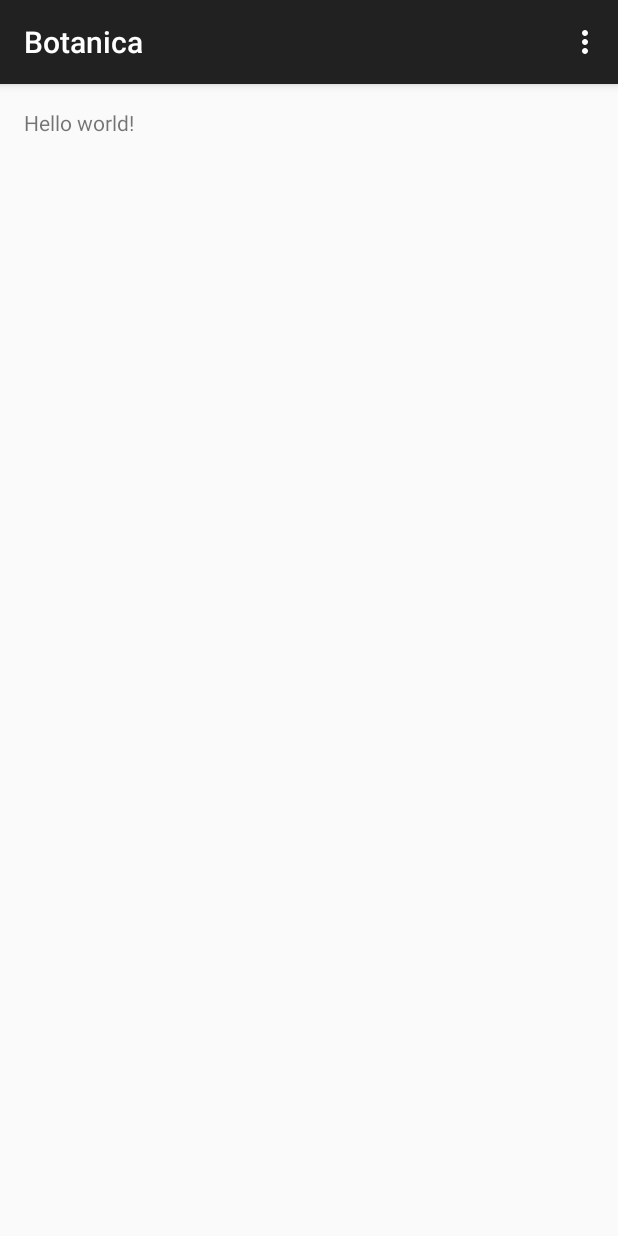
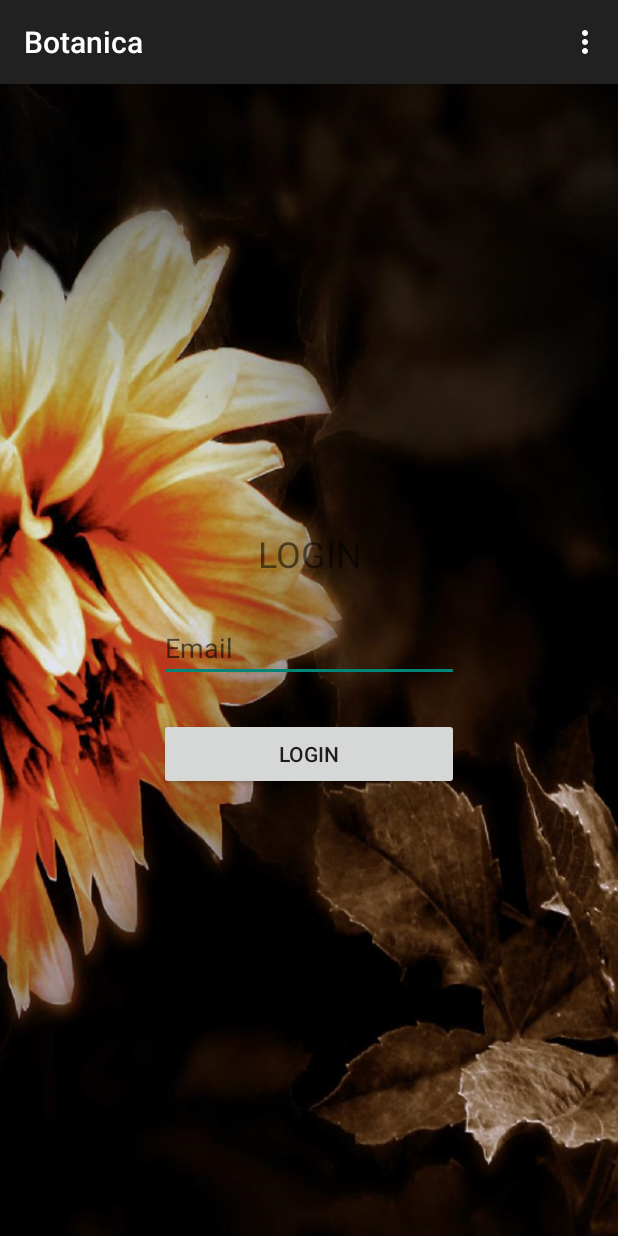
Before and after one commit to shikoko/Botanica, an Android app: the screen it shows after launch (LoginActivity), on a phone screen of 412 x 824 dp. Run offline under Robolectric (Android 15) with nearby library versions, the phone set to English and light mode, and no system bars; our stand-ins replace CircleImageView.

Commit message:
minor changes

```diff
--- a/app/src/main/AndroidManifest.xml
+++ b/app/src/main/AndroidManifest.xml
@@ -9,7 +9,7 @@
         android:name=".application.BotanicaApplication"
         android:theme="@style/AppTheme">
         <activity
-            android:name=".activities.LoginActivity"
+            android:name=".ui.activities.LoginActivity"
             android:screenOrientation="portrait"
             android:label="@string/app_name">
             <intent-filter>
@@ -19,10 +19,10 @@
             </intent-filter>
         </activity>
         <activity
-            android:name=".activities.PlantActivity"
+            android:name=".ui.activities.PlantActivity"
             android:screenOrientation="portrait" />
         <activity
-            android:name=".activities.MainActivity"
+            android:name=".ui.activities.MainActivity"
             android:screenOrientation="portrait" />
     </application>
 
--- a/app/src/main/java/com/softvision/botanica/activities/LoginActivity.java
+++ b/app/src/main/java/com/softvision/botanica/ui/activities/LoginActivity.java
@@ -1,21 +1,45 @@
-package com.softvision.botanica.activities;
+package com.softvision.botanica.ui.activities;
 
+import android.content.Intent;
 import android.support.v7.app.ActionBarActivity;
 import android.os.Bundle;
 import android.view.Menu;
 import android.view.MenuItem;
+import android.widget.Button;
+import android.widget.EditText;
 
 import com.softvision.botanica.R;
+import com.softvision.botanica.utils.injection.AttachClick;
+import com.softvision.botanica.utils.injection.InjectLayout;
+import com.softvision.botanica.utils.injection.InjectView;
+import com.softvision.botanica.utils.injection.Injector;
 
+@InjectLayout(R.layout.activity_login)
+public class LoginActivity extends ActionBarActivity {
 
-public class LoginActivity extends ActionBarActivity {
+    @InjectView(R.id.email)
+    private EditText emailEditView;
+
+    @InjectView(R.id.login_button)
+    private Button loginButton;
 
     @Override
     protected void onCreate(Bundle savedInstanceState) {
         super.onCreate(savedInstanceState);
-        setContentView(R.layout.activity_login);
+        Injector.setupActivity(this);
     }
 
+    // used by injection mechanims
+    @SuppressWarnings("UnusedDeclaration")
+    @AttachClick(R.id.login_button)
+    public void handleOnClick() {
+//        if (StringUtils.hasContent(emailEditView.getText().toString())) {
+            Intent intent = new Intent(this, MainActivity.class);
+            startActivity(intent);
+//        } else {
+//            Toast.makeText(this, "Enter an email first", Toast.LENGTH_SHORT).show();
+//        }
+    }
 
     @Override
     public boolean onCreateOptionsMenu(Menu menu) {
--- a/app/src/main/java/com/softvision/botanica/activities/PlantActivity.java
+++ b/app/src/main/java/com/softvision/botanica/ui/activities/PlantActivity.java
@@ -1,4 +1,4 @@
-package com.softvision.botanica.activities;
+package com.softvision.botanica.ui.activities;
 
 import android.app.Activity;
 import android.os.Bundle;
--- a/app/src/main/java/com/softvision/botanica/utils/injection/Injector.java
+++ b/app/src/main/java/com/softvision/botanica/utils/injection/Injector.java
@@ -17,8 +17,7 @@ public class Injector {
     }
 
     public static View setupFragment(Object fragment, LayoutInflater inflater, ViewGroup container) {
-        InjectLayout layoutAnnotation = fragment.getClass().getAnnotation(InjectLayout.class);
-        View rootView = inflater.inflate(layoutAnnotation.value(), container, false);
+        View rootView = inflater.inflate(getLayoutResource(fragment), container, false);
         Injector.attachAnnotatedViews(fragment, rootView);
         return rootView;
     }
--- a/app/src/main/res/layout/activity_login.xml
+++ b/app/src/main/res/layout/activity_login.xml
@@ -1,11 +1,44 @@
 <RelativeLayout xmlns:android="http://schemas.android.com/apk/res/android"
-    xmlns:tools="http://schemas.android.com/tools" android:layout_width="match_parent"
-    android:layout_height="match_parent" android:paddingLeft="@dimen/activity_horizontal_margin"
+    xmlns:tools="http://schemas.android.com/tools"
+    android:layout_width="match_parent"
+    android:layout_height="match_parent"
+    android:paddingLeft="@dimen/activity_horizontal_margin"
     android:paddingRight="@dimen/activity_horizontal_margin"
     android:paddingTop="@dimen/activity_vertical_margin"
-    android:paddingBottom="@dimen/activity_vertical_margin" tools:context=".LoginActivity">
+    android:paddingBottom="@dimen/activity_vertical_margin"
+    tools:context=".LoginActivity"
+    android:background="@drawable/dalie">
 
-    <TextView android:text="@string/hello_world" android:layout_width="wrap_content"
-        android:layout_height="wrap_content" />
+    <LinearLayout
+        android:id="@+id/login_wrapper"
+        android:orientation="vertical"
+        android:layout_centerInParent="true"
+        android:layout_width="wrap_content"
+        android:layout_height="wrap_content">
+
+        <TextView
+            android:text="@string/login"
+            android:gravity="center"
+            android:textSize="24sp"
+            android:layout_width="match_parent"
+            android:layout_height="wrap_content" />
+
+        <EditText
+            android:id="@+id/email"
+            android:layout_marginTop="24dp"
+            android:hint="@string/email"
+            android:gravity="start"
+            android:textAlignment="textStart"
+            android:layout_width="200dp"
+            android:layout_height="wrap_content" />
+
+        <Button
+            android:id="@+id/login_button"
+            android:layout_marginTop="24dp"
+            android:text="@string/login"
+            android:layout_width="200dp"
+            android:layout_height="wrap_content" />
+
+    </LinearLayout>
 
 </RelativeLayout>
--- a/app/src/main/res/values/strings.xml
+++ b/app/src/main/res/values/strings.xml
@@ -4,12 +4,14 @@
     <string name="hello_world">Hello world!</string>
     <string name="action_settings">Settings</string>
 
-    <string name="title_section1">Section 1</string>
-    <string name="title_section2">Section 2</string>
-    <string name="title_section3">Section 3</string>
+    <string name="search_section">Search plant</string>
+    <string name="add_section">Add plant</string>
 
     <string name="navigation_drawer_open">Open navigation drawer</string>
     <string name="navigation_drawer_close">Close navigation drawer</string>
 
     <string name="action_example">Example action</string>
+    <string name="login">LOGIN</string>
+    <string name="email">Email</string>
+    <string name="username">Nume Utilizator</string>
 </resources>
```
Also changed, not shown: app/build.gradle (+10 -0 lines), app/src/main/java/com/softvision/botanica/ui/CircleImageView.java (added, +273 -0 lines), app/src/main/java/com/softvision/botanica/ui/activities/MainActivity.java (renamed from app/src/main/java/com/softvision/botanica/activities/MainActivity.java, +5 -11 lines), app/src/main/java/com/softvision/botanica/ui/fragments/NavigationDrawerFragment.java (renamed from app/src/main/java/com/softvision/botanica/fragments/NavigationDrawerFragment.java, +8 -7 lines), app/src/main/java/com/softvision/botanica/utils/StringUtils.java (added, +42 -0 lines), app/src/main/res/layout/activity_main.xml (+13 -7 lines), app/src/main/res/layout/fragment_main.xml (+7 -3 lines), app/src/main/res/layout/fragment_navigation_drawer.xml (+8 -4 lines), app/src/main/res/layout/layout_navigation_drawer.xml (added, +40 -0 lines), app/src/main/res/values/attrs.xml (added, +7 -0 lines), app/src/main/res/drawable/dalie.png (added), app/src/main/res/drawable/user_image.png (added), 1 other file.
